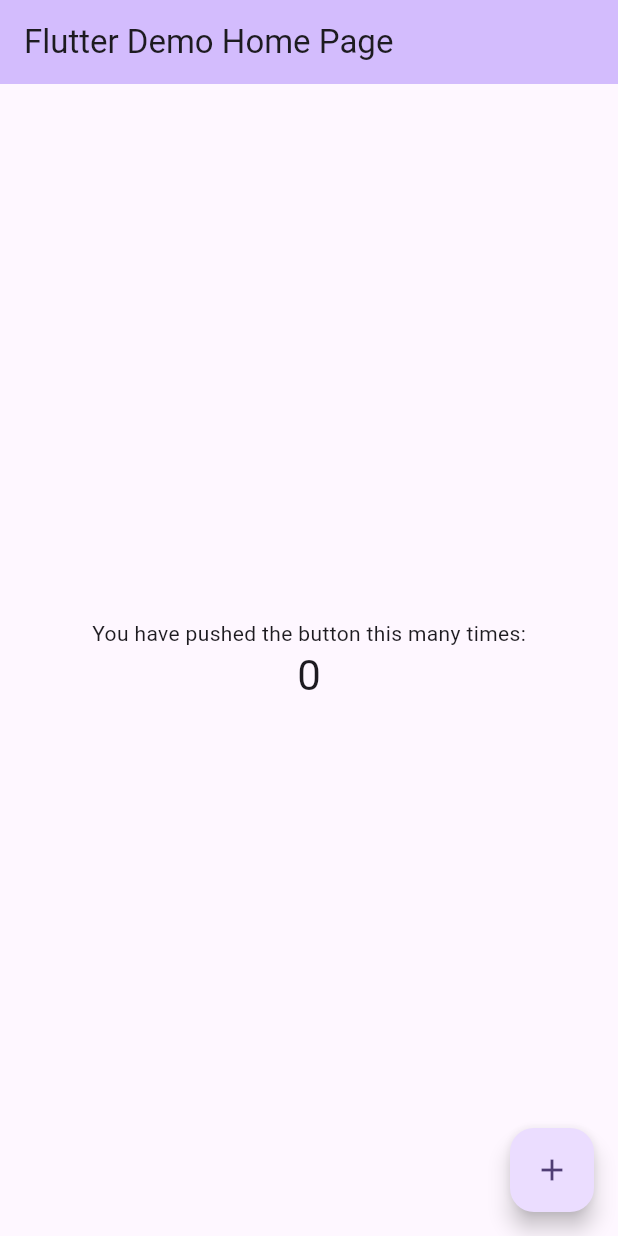
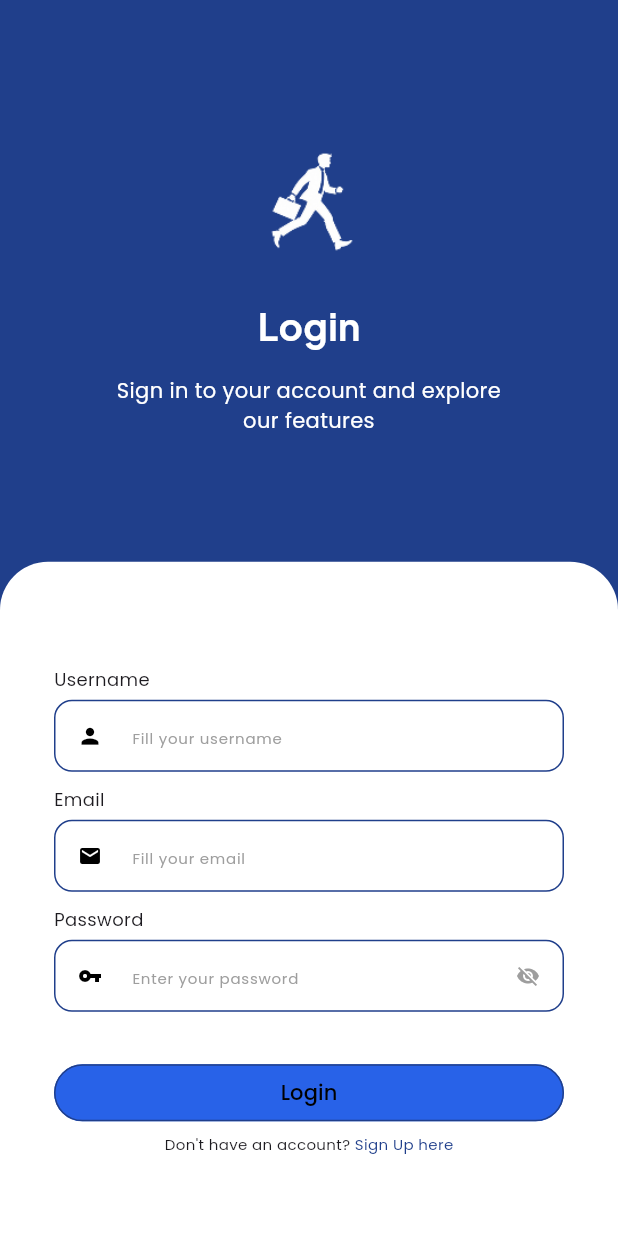
Before and after one commit to wira-Q/Aplikasi-sprint, a Flutter app: the screen it shows after launch, on a phone screen of 412 x 824 dp. Run offline on Flutter 3.47's test engine with Material 3 defaults, Android fonts, the phone set to English and light mode, and no system bars; our stand-ins replace google_fonts.

Commit message:
Perubahan dari feriska

```diff
--- /dev/null
+++ b/lib/JobSeeker/SplashScreen.dart
@@ -0,0 +1,52 @@
+import 'dart:async';
+
+import 'package:flutter/material.dart';
+import 'package:sprint/JobSeeker/login.dart';
+
+class Splashscreen extends StatefulWidget {
+  const Splashscreen({super.key});
+
+  @override
+  State<Splashscreen> createState() => _SplashscreenState();
+}
+
+class _SplashscreenState extends State<Splashscreen> {
+  @override
+  void initState(){
+    super.initState();
+    Timer(const Duration(seconds: 5),(){
+      Navigator.pushReplacement(context,
+       MaterialPageRoute(builder: (context)=> Login())
+       );
+    }
+    );
+  }
+  Widget build(BuildContext context) {
+    return Scaffold(
+      backgroundColor:const Color(0xFF1E3A8A),
+      body: Center(
+        child: Column(
+          mainAxisAlignment: MainAxisAlignment.center,
+          children: [
+            Image.asset(
+              'assets/icon.png',
+              width: 150,
+              height: 150,
+              fit: BoxFit.contain,
+            ),
+            const SizedBox(height: 5),
+            const Text("Career Step",
+            style: TextStyle(
+              fontFamily: 'Plus Jakarta Sans',
+              fontSize: 28,
+              fontWeight: FontWeight.bold,
+              color:Colors.white,
+            ),
+            ),
+          ],
+        ),
+      ),
+
+    );
+  }
+}
--- /dev/null
+++ b/lib/JobSeeker/login.dart
@@ -0,0 +1,305 @@
+
+import 'package:flutter/material.dart';
+import 'package:google_fonts/google_fonts.dart';
+
+class Login extends StatefulWidget {
+  const Login({super.key});
+
+  @override
+  State<Login> createState() => _LoginState();
+}
+
+class _LoginState extends State<Login> {
+  // Mengatur apakah password terlihat atau tersembunyi
+  bool _isPasswordVisible = false;
+
+  // Mengatur warna utama halaman
+  final Color primaryColor = const Color(0xFF203F8B);
+
+  @override
+  Widget build(BuildContext context) {
+    return Scaffold(
+      backgroundColor: primaryColor,
+      body: SafeArea(
+        child: Column(
+          children: [
+            // HEADER BIRU
+            Expanded(
+              flex: 5,
+              child: Center(
+                child: Padding(
+                  padding: const EdgeInsets.symmetric(horizontal: 25),
+                  child: Column(
+                    mainAxisAlignment: MainAxisAlignment.center,
+                    children: [
+                      // Logo aplikasi
+                      Image.asset(
+                        'assets/icon.png',
+                        width: 85,
+                        height: 100,
+                        fit: BoxFit.contain,
+                      ),
+
+                      const SizedBox(height: 15),
+
+                      // Judul halaman
+                      Text(
+                        'Login',
+                        style: GoogleFonts.plusJakartaSans(
+                          fontSize: 25,
+                          fontWeight: FontWeight.bold,
+                          color: Colors.white,
+                        ),
+                      ),
+
+                      const SizedBox(height: 15),
+
+                      // Deskripsi halaman
+                      Text(
+                        'Sign in to your account and explore\nour features',
+                        textAlign: TextAlign.center,
+                        style: GoogleFonts.poppins(
+                          fontSize: 14,
+                          color: Colors.white,
+                          height: 1.4,
+                        ),
+                      ),
+                    ],
+                  ),
+                ),
+              ),
+            ),
+
+            // FORM LOGIN BERWARNA PUTIH
+            Expanded(
+              flex: 6,
+              child: Container(
+                width: double.infinity,
+                padding: const EdgeInsets.fromLTRB(36, 35, 36, 20),
+                decoration: const BoxDecoration(
+                  color: Colors.white,
+                  borderRadius: BorderRadius.vertical(
+                    top: Radius.circular(32),
+                  ),
+                ),
+                child: SingleChildScrollView(
+                  child: Column(
+                    crossAxisAlignment: CrossAxisAlignment.start,
+                    children: [
+                      const SizedBox(height: 35),
+
+                      // INPUT USERNAME
+                      Text(
+                        'Username',
+                        style: GoogleFonts.poppins(fontSize: 12),
+                      ),
+
+                      const SizedBox(height: 5),
+
+                      TextField(
+                        decoration: InputDecoration(
+                          hintText: 'Fill your username',
+                          hintStyle: GoogleFonts.poppins(
+                            fontSize: 10,
+                            color: Colors.grey,
+                          ),
+                          prefixIcon: const Icon(
+                            Icons.person,
+                            size: 17,
+                            color: Colors.black,
+                          ),
+                          contentPadding:
+                              const EdgeInsets.symmetric(vertical: 12),
+                          border: OutlineInputBorder(
+                            borderRadius: BorderRadius.circular(12),
+                            borderSide: BorderSide(color: primaryColor),
+                          ),
+                          enabledBorder: OutlineInputBorder(
+                            borderRadius: BorderRadius.circular(12),
+                            borderSide: BorderSide(color: primaryColor),
+                          ),
+                          focusedBorder: OutlineInputBorder(
+                            borderRadius: BorderRadius.circular(12),
+                            borderSide: BorderSide(
+                              color: primaryColor,
+                              width: 1.5,
+                            ),
+                          ),
+                        ),
+                      ),
+
+                      const SizedBox(height: 10),
+
+                      // INPUT EMAIL
+                      Text(
+                        'Email',
+                        style: GoogleFonts.poppins(fontSize: 12),
+                      ),
+
+                      const SizedBox(height: 5),
+
+                      TextField(
+                        keyboardType: TextInputType.emailAddress,
+                        decoration: InputDecoration(
+                          hintText: 'Fill your email',
+                          hintStyle: GoogleFonts.poppins(
+                            fontSize: 10,
+                            color: Colors.grey,
+                          ),
+                          prefixIcon: const Icon(
+                            Icons.email,
+                            size: 16,
+                            color: Colors.black,
+                          ),
+                          contentPadding:
+                              const EdgeInsets.symmetric(vertical: 12),
+                          border: OutlineInputBorder(
+                            borderRadius: BorderRadius.circular(12),
+                            borderSide: BorderSide(color: primaryColor),
+                          ),
+                          enabledBorder: OutlineInputBorder(
+                            borderRadius: BorderRadius.circular(12),
+                            borderSide: BorderSide(color: primaryColor),
+                          ),
+                          focusedBorder: OutlineInputBorder(
+                            borderRadius: BorderRadius.circular(12),
+                            borderSide: BorderSide(
+                              color: primaryColor,
+                              width: 1.5,
+                            ),
+                          ),
+                        ),
+                      ),
+
+                      const SizedBox(height: 10),
+
+                      // INPUT PASSWORD
+                      Text(
+                        'Password',
+                        style: GoogleFonts.poppins(fontSize: 12),
+                      ),
+
+                      const SizedBox(height: 5),
+
+                      TextField(
+                        obscureText: !_isPasswordVisible,
+                        decoration: InputDecoration(
+                          hintText: 'Enter your password',
+                          hintStyle: GoogleFonts.poppins(
+                            fontSize: 10,
+                            color: Colors.grey,
+                          ),
+                          prefixIcon: const Icon(
+                            Icons.vpn_key,
+                            size: 16,
+                            color: Colors.black,
+                          ),
+                          suffixIcon: IconButton(
+                            icon: Icon(
+                              _isPasswordVisible
+                                  ? Icons.visibility
+                                  : Icons.visibility_off,
+                              size: 16,
+                              color: Colors.grey,
+                            ),
+                            onPressed: () {
+                              setState(() {
+                                _isPasswordVisible = !_isPasswordVisible;
+                              });
+                            },
+                          ),
+                          contentPadding:
+                              const EdgeInsets.symmetric(vertical: 12),
+                          border: OutlineInputBorder(
+                            borderRadius: BorderRadius.circular(12),
+                            borderSide: BorderSide(color: primaryColor),
+                          ),
+                          enabledBorder: OutlineInputBorder(
+                            borderRadius: BorderRadius.circular(12),
+                            borderSide: BorderSide(color: primaryColor),
+                          ),
+                          focusedBorder: OutlineInputBorder(
+                            borderRadius: BorderRadius.circular(12),
+                            borderSide: BorderSide(
+                              color: primaryColor,
+                              width: 1.5,
+                            ),
+                          ),
+                        ),
+                      ),
+
+                      const SizedBox(height: 35),
+
+                      // TOMBOL LOGIN
+                      SizedBox(
+                        width: double.infinity,
+                        height: 38,
+                        child: ElevatedButton(
+                          onPressed: () {
+                            ScaffoldMessenger.of(context).showSnackBar(
+                              const SnackBar(
+                                content: Text(
+                                  'Tombol Login berhasil ditekan!',
+                                ),
+                              ),
+                            );
+                          },
+                          style: ElevatedButton.styleFrom(
+                            backgroundColor: const Color(0xFF2862E8),
+                            foregroundColor: Colors.black,
+                            elevation: 0,
+                            side: BorderSide(color: primaryColor),
+                            shape: RoundedRectangleBorder(
+                              borderRadius: BorderRadius.circular(20),
+                            ),
+                          ),
+                          child: Text(
+                            'Login',
+                            style: GoogleFonts.poppins(fontSize: 14),
+                          ),
+                        ),
+                      ),
+
+                      const SizedBox(height: 8),
+
+                      // LINK SIGN UP
+                      Center(
+                        child: Wrap(
+                          alignment: WrapAlignment.center,
+                          children: [
+                            Text(
+                              "Don't have an account? ",
+                              style: GoogleFonts.poppins(fontSize: 10),
+                            ),
+                            GestureDetector(
+                              onTap: () {
+                                ScaffoldMessenger.of(context).showSnackBar(
+                                  const SnackBar(
+                                    content: Text(
+                                      'Halaman Sign Up belum dibuat',
+                                    ),
+                                  ),
+                                );
+                              },
+                              child: Text(
+                                'Sign Up here',
+                                style: GoogleFonts.poppins(
+                                  fontSize: 10,
+                                  color: primaryColor,
+                                ),
+                              ),
+                            ),
+                          ],
+                        ),
+                      ),
+                    ],
+                  ),
+                ),
+              ),
+            ),
+          ],
+        ),
+      ),
+    );
+  }
+}
--- a/lib/main.dart
+++ b/lib/main.dart
@@ -1,4 +1,6 @@
 import 'package:flutter/material.dart';
+import 'package:sprint/JobSeeker/SplashScreen.dart';
+import 'package:sprint/JobSeeker/login.dart';
 
 void main() {
   runApp(const MyApp());
@@ -7,45 +9,17 @@ void main() {
 class MyApp extends StatelessWidget {
   const MyApp({super.key});
 
-  // This widget is the root of your application.
   @override
   Widget build(BuildContext context) {
-    return MaterialApp(
-      title: 'Flutter Demo',
-      theme: ThemeData(
-        // This is the theme of your application.
-        //
-        // TRY THIS: Try running your application with "flutter run". You'll see
-        // the application has a purple toolbar. Then, without quitting the app,
-        // try changing the seedColor in the colorScheme below to Colors.green
-        // and then invoke "hot reload" (save your changes or press the "hot
-        // reload" button in a Flutter-supported IDE, or press "r" if you used
-        // the command line to start the app).
-        //
-        // Notice that the counter didn't reset back to zero; the application
-        // state is not lost during the reload. To reset the state, use hot
-        // restart instead.
-        //
-        // This works for code too, not just values: Most code changes can be
-        // tested with just a hot reload.
-        colorScheme: .fromSeed(seedColor: Colors.deepPurple),
-      ),
-      home: const MyHomePage(title: 'Flutter Demo Home Page'),
+    return const MaterialApp(
+      debugShowCheckedModeBanner: false,
+      home: Splashscreen(),
     );
   }
 }
 
 class MyHomePage extends StatefulWidget {
   const MyHomePage({super.key, required this.title});
-
-  // This widget is the home page of your application. It is stateful, meaning
-  // that it has a State object (defined below) that contains fields that affect
-  // how it looks.
-
-  // This class is the configuration for the state. It holds the values (in this
-  // case the title) provided by the parent (in this case the App widget) and
-  // used by the build method of the State. Fields in a Widget subclass are
-  // always marked "final".
 
   final String title;
 
@@ -58,50 +32,20 @@ class _MyHomePageState extends State<MyHomePage> {
 
   void _incrementCounter() {
     setState(() {
-      // This call to setState tells the Flutter framework that something has
-      // changed in this State, which causes it to rerun the build method below
-      // so that the display can reflect the updated values. If we changed
-      // _counter without calling setState(), then the build method would not be
-      // called again, and so nothing would appear to happen.
       _counter++;
     });
   }
 
   @override
   Widget build(BuildContext context) {
-    // This method is rerun every time setState is called, for instance as done
-    // by the _incrementCounter method above.
-    //
-    // The Flutter framework has been optimized to make rerunning build methods
-    // fast, so that you can just rebuild anything that needs updating rather
-    // than having to individually change instances of widgets.
     return Scaffold(
       appBar: AppBar(
-        // TRY THIS: Try changing the color here to a specific color (to
-        // Colors.amber, perhaps?) and trigger a hot reload to see the AppBar
-        // change color while the other colors stay the same.
         backgroundColor: Theme.of(context).colorScheme.inversePrimary,
-        // Here we take the value from the MyHomePage object that was created by
-        // the App.build method, and use it to set our appbar title.
         title: Text(widget.title),
       ),
       body: Center(
-        // Center is a layout widget. It takes a single child and positions it
-        // in the middle of the parent.
+
         child: Column(
-          // Column is also a layout widget. It takes a list of children and
-          // arranges them vertically. By default, it sizes itself to fit its
-          // children horizontally, and tries to be as tall as its parent.
-          //
-          // Column has various properties to control how it sizes itself and
-          // how it positions its children. Here we use mainAxisAlignment to
-          // center the children vertically; the main axis here is the vertical
-          // axis because Columns are vertical (the cross axis would be
-          // horizontal).
-          //
-          // TRY THIS: Invoke "debug painting" (choose the "Toggle Debug Paint"
-          // action in the IDE, or press "p" in the console), to see the
-          // wireframe for each widget.
           mainAxisAlignment: .center,
           children: [
             const Text('You have pushed the button this many times:'),
```
Also changed, not shown: pubspec.yaml (+5 -4 lines), assets/icon.png (added), pubspec.lock, 2 other files.
